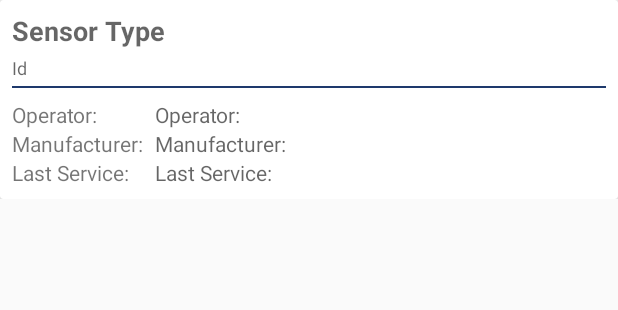
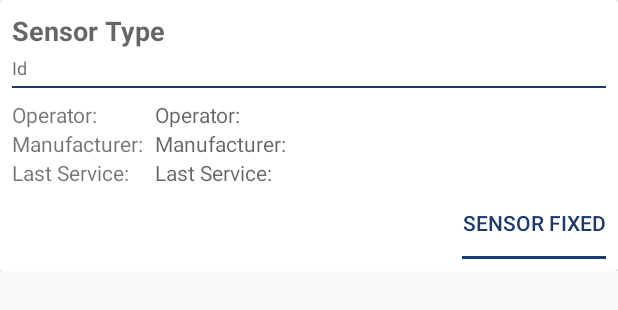
Before and after one commit to dkarageo/SladesCompanion, an Android app: the layout roadside_units_recycler_layout.xml on its own in the app's theme, with its tools: preview values and no code run, on a phone screen of 412 x 824 dp. Shown: the top 310 px of the screen. Run offline under Robolectric (Android 15) with nearby library versions, the phone set to English and light mode, and no system bars.

Commit message:
Implemented service button for roadside units.

```diff
--- /dev/null
+++ b/app/src/main/res/drawable/roadside_units_item_broken_state_switch_good.xml
@@ -0,0 +1,18 @@
+<layer-list xmlns:android="http://schemas.android.com/apk/res/android">
+
+    <item>
+        <shape android:shape="rectangle" >
+            <solid android:color="@color/white" />
+        </shape>
+    </item>
+
+    <item android:top="-3dp" android:right="-3dp" android:left="-3dp">
+        <shape>
+            <solid android:color="@android:color/white" />
+            <stroke
+                android:width="2dp"
+                android:color="@color/colorPrimaryDark" />
+        </shape>
+    </item>
+
+</layer-list>
--- a/app/src/main/res/layout/roadside_units_recycler_layout.xml
+++ b/app/src/main/res/layout/roadside_units_recycler_layout.xml
@@ -11,6 +11,10 @@
         android:layout_width="match_parent"
         android:layout_height="wrap_content"
         app:cardBackgroundColor="@color/white">
+            <android.support.constraint.ConstraintLayout
+                android:layout_width="wrap_content"
+                android:layout_height="wrap_content"
+                android:layout_marginBottom="8dp">
 
                 <GridLayout
                     android:id="@+id/roadside_units_item_layout"
@@ -18,9 +22,10 @@
                     android:layout_height="wrap_content"
                     android:columnCount="2"
                     android:paddingTop="8dp"
-            android:paddingBottom="8dp"
                     android:paddingStart="8dp"
-            android:paddingEnd="8dp">
+                    android:paddingEnd="8dp"
+                    app:layout_constraintTop_toTopOf="parent"
+                    app:layout_constraintStart_toStartOf="parent">
 
                     <TextView
                         android:id="@+id/roadside_units_item_type"
@@ -86,7 +91,19 @@
                         android:layout_width="wrap_content"
                         android:layout_height="wrap_content"
                         android:hint="@string/roadside_units_items_last_service_hint"/>
+                </GridLayout>
 
-        </GridLayout>
+                <Button
+                    android:id="@+id/roadside_units_item_broken_state_switch"
+                    android:layout_width="wrap_content"
+                    android:layout_height="wrap_content"
+                    app:layout_constraintTop_toBottomOf="@id/roadside_units_item_layout"
+                    app:layout_constraintEnd_toEndOf="parent"
+                    android:layout_marginEnd="8dp"
+                    android:background="@drawable/roadside_units_item_broken_state_switch_good"
+                    android:text="@string/roadside_units_item_fix_button_text"
+                    android:textColor="@color/colorPrimaryDark"
+                    style="?android:attr/borderlessButtonStyle" />
+            </android.support.constraint.ConstraintLayout>
     </android.support.v7.widget.CardView>
 </FrameLayout>
--- a/app/src/main/res/values/strings.xml
+++ b/app/src/main/res/values/strings.xml
@@ -54,6 +54,8 @@
     <string name="roadside_units_items_id_hint">Id</string>
     <string name="roadside_units_items_manufacturer_hint">Manufacturer:</string>
     <string name="roadside_units_search_bar_hint">Search roadside units</string>
+    <string name="roadside_units_item_fix_button_text">Sensor Fixed</string>
+    <string name="roadside_units_item_break_button_text">Set Broken</string>
 
     <!-- Obstacles Fragment Strings -->
     <string name="obstacles_items_type_hint">Obstacle Type</string>
```
Also changed, not shown: app/src/main/java/com/dkarageo/sladescompanion/authorities/RoadsideUnitsPage.java (+38 -1 lines), app/src/main/java/com/dkarageo/sladescompanion/authorities/RoadsideUnitsRecyclerAdapter.java (+71 -6 lines), app/src/main/java/com/dkarageo/sladescompanion/db/MaintainerDBProxy.java (+21 -0 lines), app/src/main/res/drawable/roadside_units_item_broken_state_switch_broken.xml (added, +18 -0 lines), 1 other file. Lines whose indentation alone changed are shown as unchanged.
